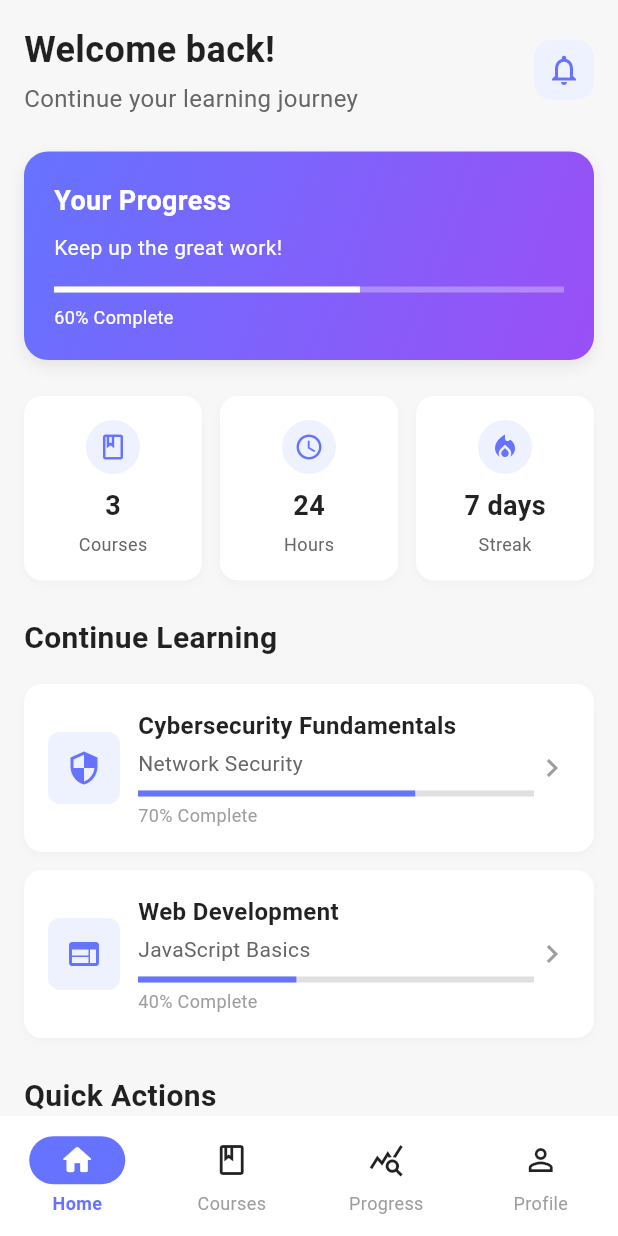
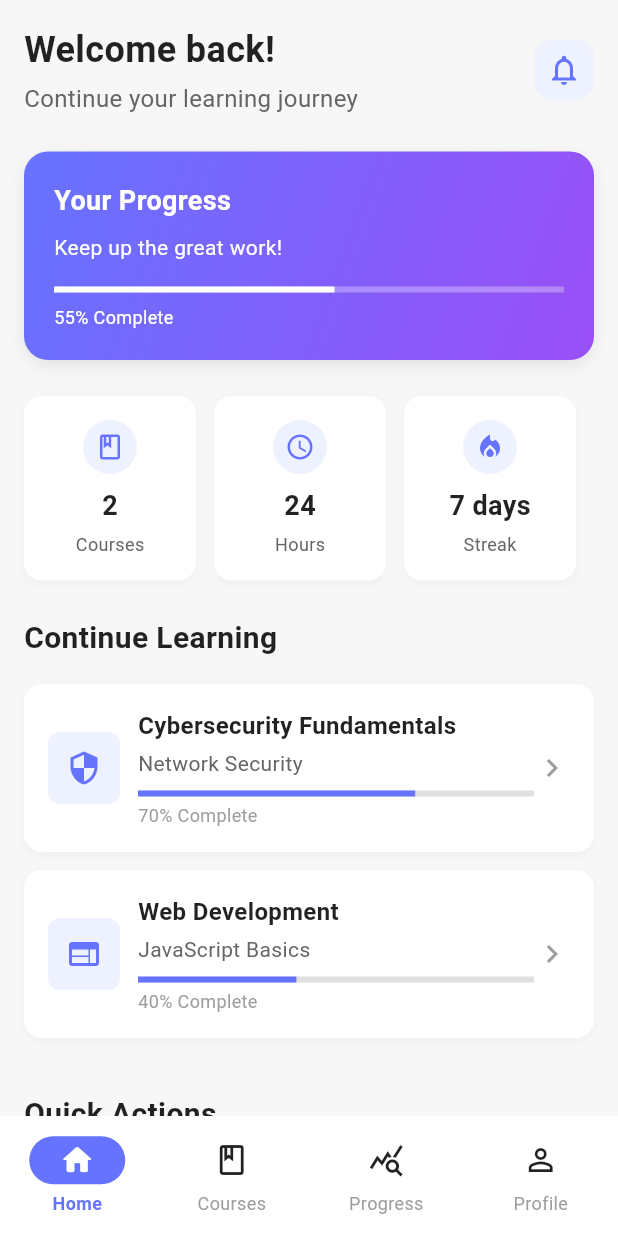
Before and after one commit to Mutindadev/StuddySquare, a Flutter app: the screen it shows after launch, after a tap on "Create Account", on a phone screen of 412 x 824 dp. Run offline on Flutter 3.47's test engine with Material 3 defaults, Android fonts, the light colour scheme and no system bars; our stand-ins replace shared_preferences.

Commit message:
added backup

```diff
--- /dev/null
+++ b/assets/data/dashboard.json
@@ -0,0 +1,30 @@
+{
+  "progress": {
+    "percent": 0.55,
+    "text": "55% Complete",
+    "message": "Keep up the great work!"
+  },
+  "stats": [
+    { "label": "Courses", "value": "2", "icon": "book_outlined" },
+    { "label": "Hours", "value": "24", "icon": "access_time" },
+    { "label": "Streak", "value": "7 days", "icon": "local_fire_department" }
+  ],
+  "courses": [
+    {
+      "title": "Cybersecurity Fundamentals",
+      "subtitle": "Network Security",
+      "progress": 0.7,
+      "icon": "security"
+    },
+    {
+      "title": "Web Development",
+      "subtitle": "JavaScript Basics",
+      "progress": 0.4,
+      "icon": "web"
+    }
+  ],
+  "actions": [
+    { "label": "Browse Courses", "icon": "explore_outlined", "color": "primary" },
+    { "label": "View Progress", "icon": "analytics_outlined", "color": "secondary" }
+  ]
+}
--- /dev/null
+++ b/assets/data/notifications.json
@@ -0,0 +1,4 @@
+[
+  { "title": "New Course Available", "message": "Check out the Flutter advanced course!" },
+  { "title": "Progress Reminder", "message": "You have 2 courses in progress, keep going!" }
+]
--- /dev/null
+++ b/lib/features/dashboard/data/local_json_service.dart
@@ -0,0 +1,14 @@
+import 'dart:convert';
+import 'package:flutter/services.dart' show rootBundle;
+
+class LocalJsonService {
+  Future<Map<String, dynamic>> loadDashboard() async {
+    final jsonString = await rootBundle.loadString('assets/data/dashboard.json');
+    return json.decode(jsonString) as Map<String, dynamic>;
+  }
+
+  Future<List<dynamic>> loadNotifications() async {
+    final jsonString = await rootBundle.loadString('assets/data/notifications.json');
+    return json.decode(jsonString) as List<dynamic>;
+  }
+}
--- a/lib/features/dashboard/presentation/pages/dashboard_screen.dart
+++ b/lib/features/dashboard/presentation/pages/dashboard_screen.dart
@@ -1,11 +1,46 @@
 import 'package:flutter/material.dart';
 import 'package:studysquare/core/theme/palette.dart';
+import '../../data/local_json_service.dart';
 
-class DashboardScreen extends StatelessWidget {
+
+class DashboardScreen extends StatefulWidget {
   const DashboardScreen({super.key});
 
   @override
+  State<DashboardScreen> createState() => _DashboardScreenState();
+}
+
+class _DashboardScreenState extends State<DashboardScreen> {
+  final LocalJsonService _jsonService = LocalJsonService();
+  Map<String, dynamic>? dashboardData;
+
+  @override
+  void initState() {
+    super.initState();
+    loadDashboardData();
+  }
+
+  Future<void> loadDashboardData() async {
+    final data = await _jsonService.loadDashboard();
+    setState(() {
+      dashboardData = data;
+    });
+  }
+
+  @override
   Widget build(BuildContext context) {
+    if (dashboardData == null) {
+      return const Scaffold(
+        backgroundColor: Palette.background,
+        body: Center(child: CircularProgressIndicator()),
+      );
+    }
+
+    final progress = dashboardData!['progress'];
+    final stats = dashboardData!['stats'] as List<dynamic>;
+    final courses = dashboardData!['courses'] as List<dynamic>;
+    final actions = dashboardData!['actions'] as List<dynamic>;
+
     return Scaffold(
       backgroundColor: Palette.background,
       body: SafeArea(
@@ -82,25 +117,25 @@ class DashboardScreen extends StatelessWidget {
                       ),
                     ),
                     const SizedBox(height: 8),
-                    const Text(
-                      'Keep up the great work!',
-                      style: TextStyle(
+                    Text(
+                      progress['message'],
+                      style: const TextStyle(
                         fontSize: 14,
                         color: Palette.textOnPrimary,
                       ),
                     ),
                     const SizedBox(height: 16),
                     LinearProgressIndicator(
-                      value: 0.6,
+                      value: progress['percent'],
                       backgroundColor: Palette.textOnPrimary.withOpacity(0.3),
                       valueColor: const AlwaysStoppedAnimation<Color>(
                         Palette.textOnPrimary,
                       ),
                     ),
                     const SizedBox(height: 8),
-                    const Text(
-                      '60% Complete',
-                      style: TextStyle(
+                    Text(
+                      progress['text'],
+                      style: const TextStyle(
                         fontSize: 12,
                         color: Palette.textOnPrimary,
                       ),
@@ -113,23 +148,20 @@ class DashboardScreen extends StatelessWidget {
 
               // Quick Stats
               Row(
-                children: [
-                  Expanded(
-                    child: _buildStatCard('Courses', '3', Icons.book_outlined),
-                  ),
-                  const SizedBox(width: 12),
-                  Expanded(
-                    child: _buildStatCard('Hours', '24', Icons.access_time),
-                  ),
-                  const SizedBox(width: 12),
-                  Expanded(
+                children: stats
+                    .map(
+                      (stat) => Expanded(
+                        child: Padding(
+                          padding: const EdgeInsets.only(right: 12),
                           child: _buildStatCard(
-                      'Streak',
-                      '7 days',
-                      Icons.local_fire_department,
+                            stat['label'],
+                            stat['value'],
+                            getIconFromString(stat['icon']),
                           ),
                         ),
-                ],
+                      ),
+                    )
+                    .toList(),
               ),
 
               const SizedBox(height: 24),
@@ -145,20 +177,20 @@ class DashboardScreen extends StatelessWidget {
               ),
               const SizedBox(height: 16),
 
-              _buildCourseCard(
-                'Cybersecurity Fundamentals',
-                'Network Security',
-                0.7,
-                Icons.security,
+              Column(
+                children: courses
+                    .map(
+                      (course) => Padding(
+                        padding: const EdgeInsets.only(bottom: 12),
+                        child: _buildCourseCard(
+                          course['title'],
+                          course['subtitle'],
+                          course['progress'],
+                          getIconFromString(course['icon']),
                         ),
-
-              const SizedBox(height: 12),
-
-              _buildCourseCard(
-                'Web Development',
-                'JavaScript Basics',
-                0.4,
-                Icons.web,
+                      ),
+                    )
+                    .toList(),
               ),
 
               const SizedBox(height: 24),
@@ -175,23 +207,22 @@ class DashboardScreen extends StatelessWidget {
               const SizedBox(height: 16),
 
               Row(
-                children: [
-                  Expanded(
+                children: actions
+                    .map(
+                      (action) => Expanded(
+                        child: Padding(
+                          padding: const EdgeInsets.only(right: 12),
                           child: _buildActionButton(
-                      'Browse Courses',
-                      Icons.explore_outlined,
-                      Palette.primary,
+                            action['label'],
+                            getIconFromString(action['icon']),
+                            action['color'] == 'primary'
+                                ? Palette.primary
+                                : Palette.secondary,
                           ),
                         ),
-                  const SizedBox(width: 12),
-                  Expanded(
-                    child: _buildActionButton(
-                      'View Progress',
-                      Icons.analytics_outlined,
-                      Palette.secondary,
                       ),
-                  ),
-                ],
+                    )
+                    .toList(),
               ),
             ],
           ),
@@ -244,11 +275,7 @@ class DashboardScreen extends StatelessWidget {
   }
 
   Widget _buildCourseCard(
-    String title,
-    String subtitle,
-    double progress,
-    IconData icon,
-  ) {
+      String title, String subtitle, double progress, IconData icon) {
     return Container(
       padding: const EdgeInsets.all(16),
       decoration: BoxDecoration(
@@ -297,9 +324,8 @@ class DashboardScreen extends StatelessWidget {
                 LinearProgressIndicator(
                   value: progress,
                   backgroundColor: Palette.borderLight,
-                  valueColor: const AlwaysStoppedAnimation<Color>(
-                    Palette.primary,
-                  ),
+                  valueColor:
+                      const AlwaysStoppedAnimation<Color>(Palette.primary),
                 ),
                 const SizedBox(height: 4),
                 Text(
@@ -351,3 +377,25 @@ class DashboardScreen extends StatelessWidget {
     );
   }
 }
+
+// Helper to map string to IconData
+IconData getIconFromString(String iconName) {
+  switch (iconName) {
+    case 'book_outlined':
+      return Icons.book_outlined;
+    case 'access_time':
+      return Icons.access_time;
+    case 'local_fire_department':
+      return Icons.local_fire_department;
+    case 'security':
+      return Icons.security;
+    case 'web':
+      return Icons.web;
+    case 'explore_outlined':
+      return Icons.explore_outlined;
+    case 'analytics_outlined':
+      return Icons.analytics_outlined;
+    default:
+      return Icons.help_outline;
+  }
+}
--- a/pubspec.yaml
+++ b/pubspec.yaml
@@ -26,3 +26,5 @@ flutter:
   assets:
     - assets/images/spanish.jpg
     - assets/images/french.jpg
+    - assets/data/dashboard.json
+    - assets/data/notifications.json
```
Lines whose indentation alone changed are shown as unchanged.
